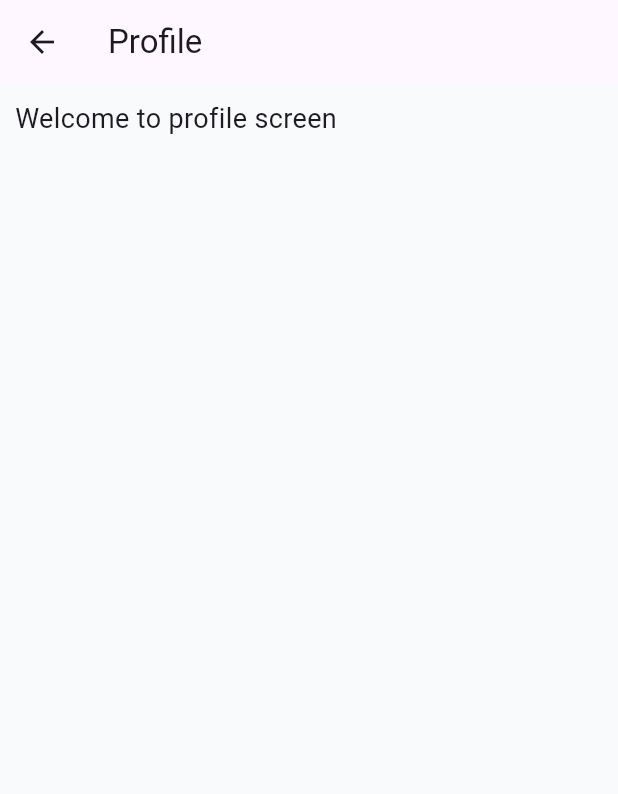
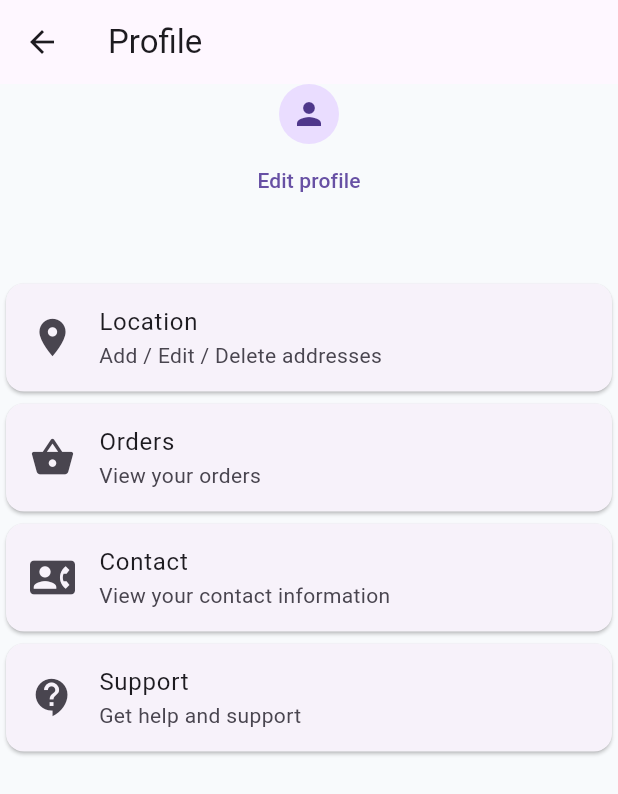
Before and after one commit to bibekparajuli39/GearShoppingApp-using-flutter, a Flutter app: the ProfileScreen screen opened by its route, on a phone screen of 412 x 824 dp. Shown: the top 794 px of the screen. Run offline on Flutter 3.47's test engine with Material 3 defaults, Android fonts, the phone set to English and light mode, and no system bars; our stand-ins replace cloud_firestore, firebase_auth, firebase_core, flutter_riverpod, riverpod; accounts and stored records are empty.

Commit message:
created listtile widget and used in profile

```diff
--- a/lib/screens/cart/cart_screen.dart
+++ b/lib/screens/cart/cart_screen.dart
@@ -116,7 +116,6 @@ class _CartScreenState extends ConsumerState<CartScreen> {
                                   borderRadius: BorderRadius.circular(10),
                                 ),
                               ),
-
                               child: Text(
                                 'Checkout',
                                 style: TextStyle(color: Colors.white),
--- a/lib/screens/profile/profile_screen.dart
+++ b/lib/screens/profile/profile_screen.dart
@@ -1,4 +1,6 @@
+import 'package:firebase_auth/firebase_auth.dart';
 import 'package:flutter/material.dart';
+import 'package:gearapp/widgets/listview.dart';
 
 class ProfileScreen extends StatefulWidget {
   const ProfileScreen({super.key});
@@ -8,18 +10,42 @@ class ProfileScreen extends StatefulWidget {
 }
 
 class _ProfileScreenState extends State<ProfileScreen> {
+  final user = FirebaseAuth.instance.currentUser;
+
   @override
   Widget build(BuildContext context) {
     return Scaffold(
       appBar: AppBar(title: Text('Profile')),
       body: Column(
         children: [
-          Container(
-            padding: const EdgeInsets.all(10),
-            child: Text(
-              'Welcome to profile screen',
-              style: TextStyle(fontSize: 18),
-            ),
+          Center(child: CircleAvatar(child: Icon(Icons.person))),
+          TextButton(onPressed: () {}, child: Text('Edit profile')),
+          SizedBox(height: 10),
+          Text('${user!.email}', style: TextStyle(fontSize: 15)),
+          SizedBox(height: 10),
+          Profiletile(
+            icon: Icons.location_on,
+            title: 'Location',
+            subtitle: 'Add / Edit / Delete addresses',
+            onTap: () {},
+          ),
+          Profiletile(
+            icon: Icons.shopping_basket,
+            title: 'Orders',
+            subtitle: 'View your orders',
+            onTap: () {},
+          ),
+          Profiletile(
+            icon: Icons.contact_phone,
+            title: 'Contact',
+            subtitle: 'View your contact information',
+            onTap: () {},
+          ),
+          Profiletile(
+            icon: Icons.contact_support,
+            title: 'Support',
+            onTap: () {},
+            subtitle: 'Get help and support',
           ),
         ],
       ),
--- /dev/null
+++ b/lib/widgets/listview.dart
@@ -0,0 +1,32 @@
+import 'package:flutter/material.dart';
+
+class Profiletile extends StatefulWidget {
+  final IconData icon;
+  final String title;
+  final String subtitle;
+  final VoidCallback onTap;
+  const Profiletile({
+    super.key,
+    required this.icon,
+    required this.title,
+    required this.onTap,
+    required this.subtitle,
+  });
+
+  @override
+  State<Profiletile> createState() => _ProfiletileState();
+}
+
+class _ProfiletileState extends State<Profiletile> {
+  @override
+  Widget build(BuildContext context) {
+    return Card(
+      child: ListTile(
+        leading: Icon(widget.icon, size: 30),
+        title: Text(widget.title, style: TextStyle(fontSize: 16)),
+        subtitle: Text(widget.subtitle, style: TextStyle(fontSize: 14)),
+        onTap: widget.onTap,
+      ),
+    );
+  }
+}
```
